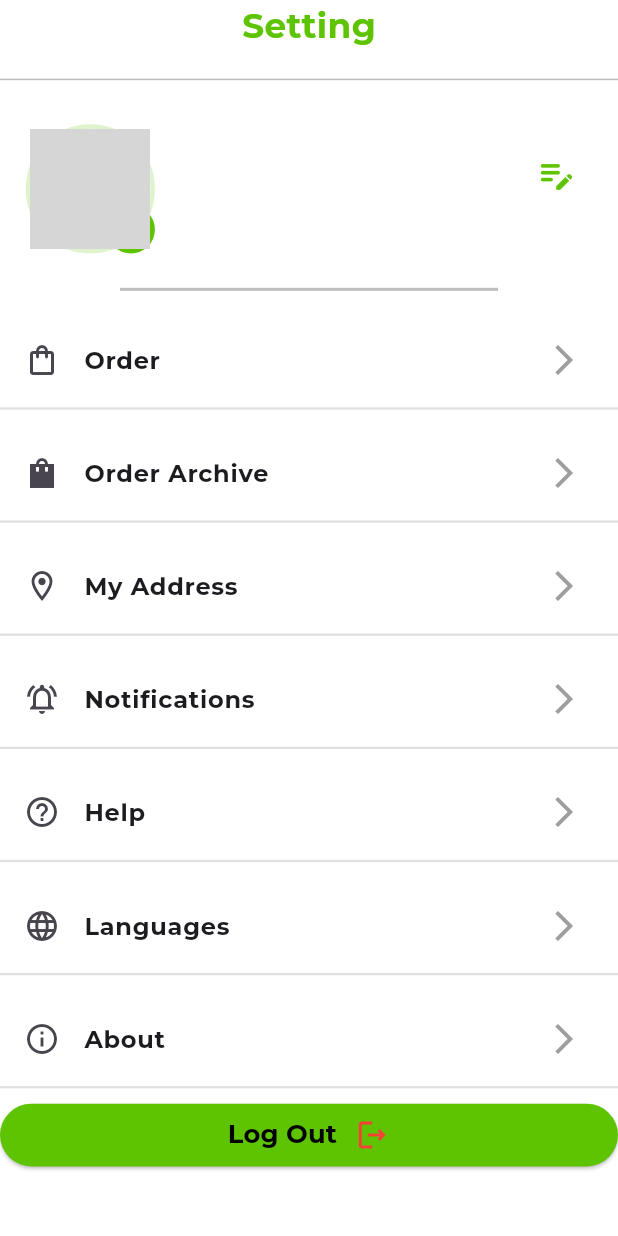
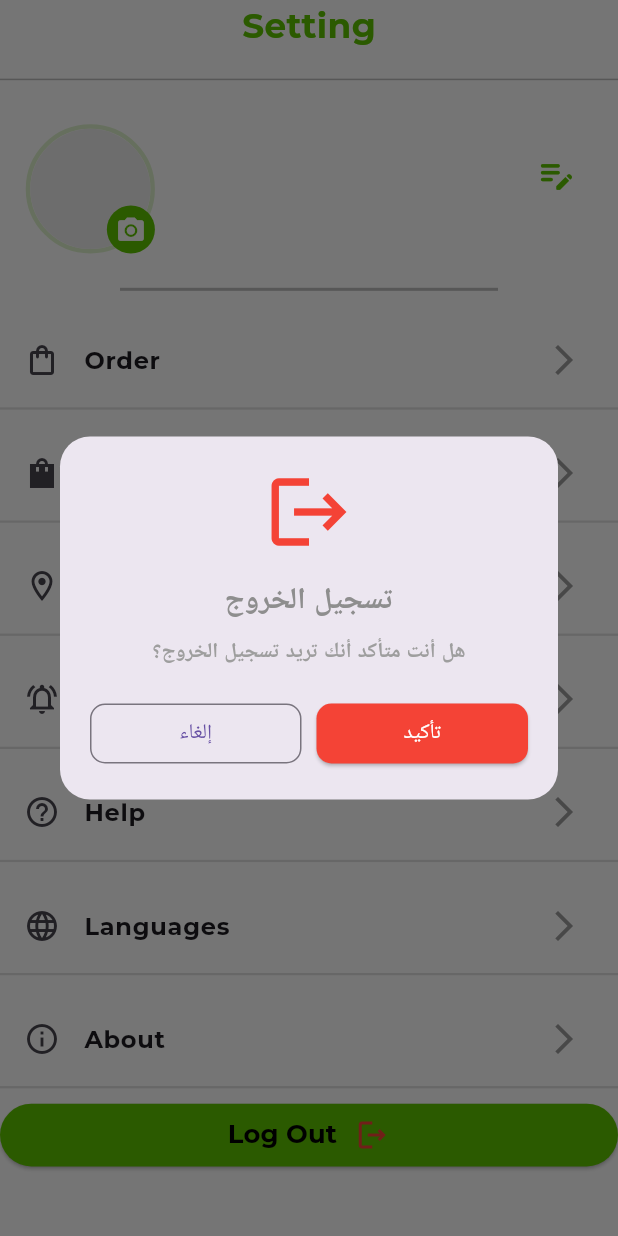
Before and after one commit to WesamTechnology/FlyMarket-Customer, a Flutter app: the SettingPage screen opened by its route, after a tap on "Log Out", on a phone screen of 412 x 824 dp. Run offline on Flutter 3.47's test engine with Material 3 defaults, Android fonts, the phone set to English and light mode, and no system bars; our stand-ins replace cached_network_image, carousel_slider, cloud_firestore, dartz, file_picker, firebase_core and 15 more; missing offline and left inert: flutter_ringtone_player; accounts and stored records are empty; project files that could hold a hidden picture were left out; grey boxes are pictures that could not be loaded.

Commit message:
تم اضافة عملية تسجيل الخروج

```diff
--- a/lib/main.dart
+++ b/lib/main.dart
@@ -45,7 +45,7 @@
         translations: MyTranslation(),
         initialBinding: Intialbinfing(),
         theme: controller.themeData,
-        initialRoute: AppRoute.homepage,
+        initialRoute: AppRoute.splash,
         getPages: routes,
       ); }
     );
--- a/lib/view/screen/auth/language.dart
+++ b/lib/view/screen/auth/language.dart
@@ -16,7 +16,9 @@
 
   @override
   Widget build(BuildContext context) {
-    return SingleChildScrollView(
+    return Scaffold(
+      backgroundColor: Colors.white,
+      body: SingleChildScrollView(
         child: Column(
           mainAxisAlignment: MainAxisAlignment.center,
           crossAxisAlignment: CrossAxisAlignment.center,
@@ -77,6 +79,7 @@
             ),
           ],
         ),
+      ),
     );
   }}
 //
--- a/lib/view/screen/home/setting_page.dart
+++ b/lib/view/screen/home/setting_page.dart
@@ -1,7 +1,9 @@
+import 'package:firebase_messaging/firebase_messaging.dart';
 import 'package:flutter/material.dart';
 import 'package:flutter_screenutil/flutter_screenutil.dart';
 import 'package:flymarket_customer/core/constant/color.dart';
 import 'package:flymarket_customer/core/constant/routes.dart';
+import 'package:flymarket_customer/core/services/services.dart';
 import 'package:flymarket_customer/view/screen/address/view_address.dart';
 import 'package:flymarket_customer/view/screen/auth/language.dart';
 import 'package:flymarket_customer/view/screen/home/setting/about_page.dart';
@@ -18,10 +20,12 @@
 import '../../../core/functions/translate_database.dart';
 
 class SettingPage extends StatelessWidget {
-  const SettingPage({super.key});
+ const  SettingPage({super.key});
+
 
   @override
   Widget build(BuildContext context) {
+    MyServices myServices = Get.find();
     return Scaffold(
       backgroundColor: Colors.white,
       body: SafeArea(
@@ -103,7 +107,90 @@
                         minimumSize: Size(double.infinity, 35.h),
                         backgroundColor: AppColor.primaryColor,
                       ),
-                      onPressed: () {},
+                      onPressed: () {
+                        Get.dialog(
+                          Dialog(
+                            shape: RoundedRectangleBorder(
+                              borderRadius: BorderRadius.circular(20),
+                            ),
+                            child: Padding(
+                              padding: const EdgeInsets.all(20),
+                              child: Column(
+                                mainAxisSize: MainAxisSize.min,
+                                children: [
+                                  Icon(
+                                    Icons.logout,
+                                    size: 60,
+                                    color: Colors.red,
+                                  ),
+                                  const SizedBox(height: 15),
+                                  Text(
+                                    "تسجيل الخروج",
+                                    style: TextStyle(
+                                      fontSize: 20,
+                                      fontWeight: FontWeight.bold,
+                                    ),
+                                  ),
+                                  const SizedBox(height: 10),
+                                  Text(
+                                    "هل أنت متأكد أنك تريد تسجيل الخروج؟",
+                                    textAlign: TextAlign.center,
+                                    style: TextStyle(
+                                      fontSize: 14,
+                                      color: Colors.grey,
+                                    ),
+                                  ),
+                                  const SizedBox(height: 20),
+
+                                  Row(
+                                    children: [
+                                      // زر إلغاء
+                                      Expanded(
+                                        child: OutlinedButton(
+                                          onPressed: () {
+                                            Get.back();
+                                          },
+                                          style: OutlinedButton.styleFrom(
+                                            shape: RoundedRectangleBorder(
+                                              borderRadius: BorderRadius.circular(10),
+                                            ),
+                                          ),
+                                          child: Text("إلغاء"),
+                                        ),
+                                      ),
+
+                                      const SizedBox(width: 10),
+
+                                      // زر تأكيد
+                                      Expanded(
+                                        child: ElevatedButton(
+                                          onPressed: () {
+                                            String userId = myServices.sharedPreferences.getString("id")!;
+
+                                            FirebaseMessaging.instance.unsubscribeFromTopic("users");
+                                            FirebaseMessaging.instance.unsubscribeFromTopic("users$userId");
+
+                                            myServices.sharedPreferences.clear();
+
+                                            Get.offAllNamed(AppRoute.login);
+                                          },
+                                          style: ElevatedButton.styleFrom(
+                                            backgroundColor: Colors.red,
+                                            shape: RoundedRectangleBorder(
+                                              borderRadius: BorderRadius.circular(10),
+                                            ),
+                                          ),
+                                          child: Text("تأكيد",style: TextStyle(color: Colors.white),),
+                                        ),
+                                      ),
+                                    ],
+                                  ),
+                                ],
+                              ),
+                            ),
+                          ),
+                        );
+                      },
                       child: Row(
                         mainAxisAlignment: MainAxisAlignment.center,
                         children: [
```
Lines whose indentation alone changed are shown as unchanged.
